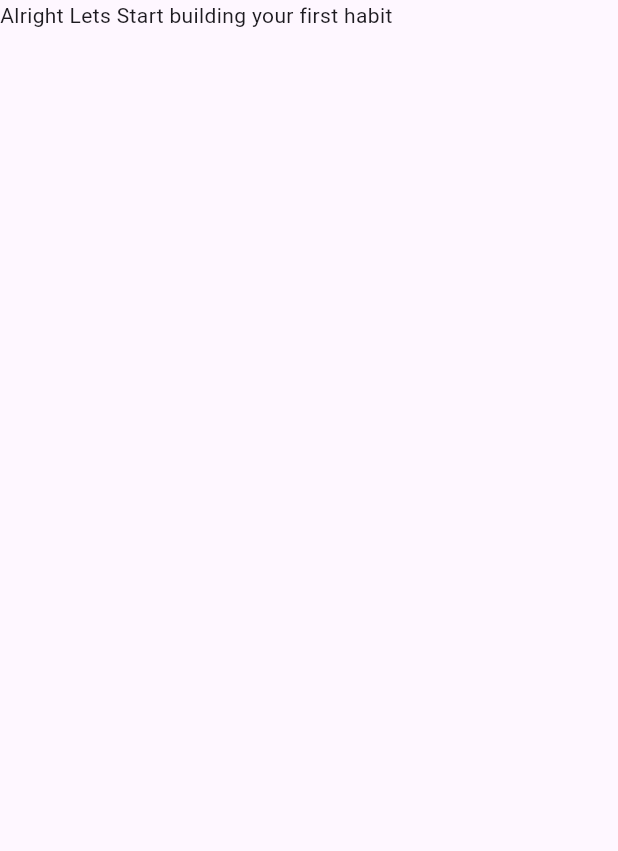
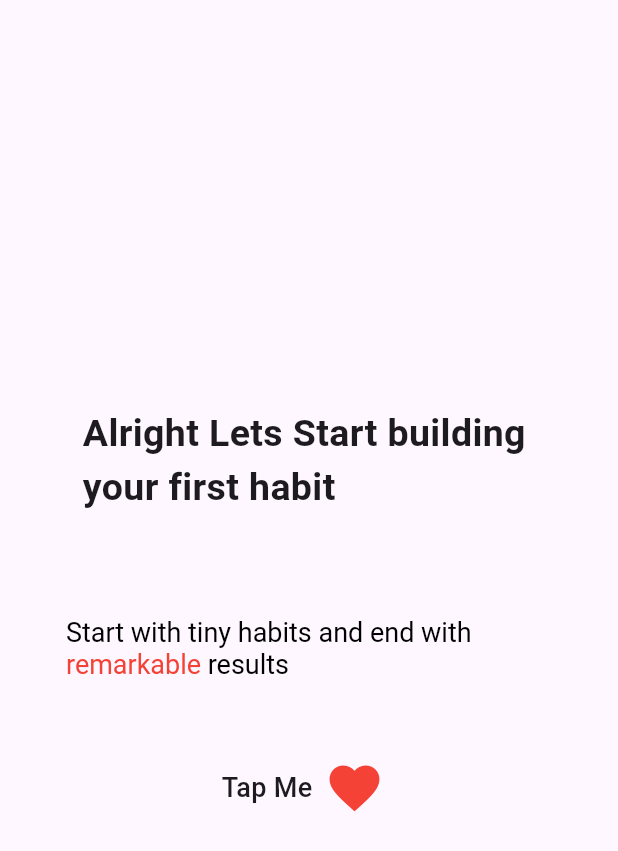
Before and after one commit to AbubakarSiddiquePA/healthy, a Flutter app: the screen it shows after launch, on a phone screen of 412 x 824 dp. Shown: the top 851 px of the screen. Run offline on Flutter 3.47's test engine with Material 3 defaults, Android fonts, the phone set to English and light mode, and no system bars.

Commit message:
onboard done

```diff
--- a/lib/main.dart
+++ b/lib/main.dart
@@ -17,7 +17,7 @@ class MyApp extends StatelessWidget {
         colorScheme: ColorScheme.fromSeed(seedColor: Colors.deepPurple),
         useMaterial3: true,
       ),
-      home: const onboard(),
+      home: const Onboard(),
     );
   }
 }
--- a/lib/onboard/onboard.dart
+++ b/lib/onboard/onboard.dart
@@ -1,14 +1,69 @@
 import 'package:flutter/material.dart';
+import 'package:healthy/homescreen/home.dart';
 
-class onboard extends StatelessWidget {
-  const onboard({super.key});
+class Onboard extends StatelessWidget {
+  const Onboard({super.key});
 
   @override
   Widget build(BuildContext context) {
     return SafeArea(
       child: Scaffold(
         body: Column(
-          children: [Text("Alright Lets Start building your first habit")],
+          mainAxisAlignment: MainAxisAlignment.center,
+          children: [
+            const Text(
+              "Alright Lets Start building \nyour first habit",
+              style: TextStyle(fontSize: 25, fontWeight: FontWeight.bold),
+            ),
+            const SizedBox(
+              height: 24,
+            ),
+            Padding(
+              padding: const EdgeInsets.all(44.0),
+              child: RichText(
+                text: const TextSpan(
+                    text: "Start with tiny habits and end with ",
+                    style: TextStyle(
+                      color: Colors.black,
+                      fontSize: 18,
+                    ),
+                    children: <TextSpan>[
+                      TextSpan(
+                        text: "remarkable ",
+                        style: TextStyle(color: Colors.red, fontSize: 18),
+                      ),
+                      TextSpan(
+                        text: "results",
+                        style: TextStyle(color: Colors.black, fontSize: 18),
+                      ),
+                    ]),
+              ),
+            ),
+            // const SizedBox(
+            //   height: 24,
+            // ),
+            Row(
+              mainAxisAlignment: MainAxisAlignment.center,
+              children: [
+                const Text(
+                  "Tap Me",
+                  style: TextStyle(fontSize: 18, fontWeight: FontWeight.w500),
+                ),
+                IconButton(
+                  onPressed: () {
+                    Navigator.push(
+                        context,
+                        MaterialPageRoute(
+                          builder: (context) => Home(),
+                        ));
+                  },
+                  icon: const Icon(Icons.favorite),
+                  iconSize: 40,
+                  color: Colors.red,
+                ),
+              ],
+            )
+          ],
         ),
       ),
     );
```
Also changed, not shown: lib/homescreen/home.dart (added, +22 -0 lines).
